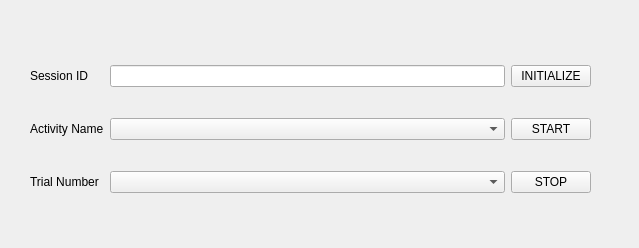
Above: src/gear_gui/gear_image_capture/resource/gear_image_capture.ui from prarobo/gear before the change. Below: the same form after it.
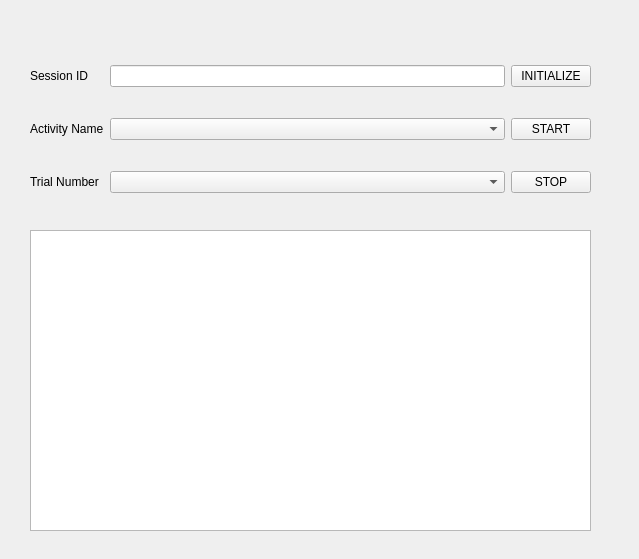
That is the form after the change.

Commit message: UI Improvements: Added ability to enable all logging modules and added interface terminal output

```diff
--- a/src/gear_gui/gear_image_capture/resource/gear_image_capture.ui
+++ b/src/gear_gui/gear_image_capture/resource/gear_image_capture.ui
@@ -7,7 +7,7 @@
     <x>0</x>
     <y>0</y>
     <width>639</width>
-    <height>248</height>
+    <height>559</height>
    </rect>
   </property>
   <property name="windowTitle">
@@ -76,6 +76,16 @@
     </item>
    </layout>
   </widget>
+  <widget class="QTextEdit" name="txtOutput">
+   <property name="geometry">
+    <rect>
+     <x>30</x>
+     <y>230</y>
+     <width>561</width>
+     <height>301</height>
+    </rect>
+   </property>
+  </widget>
  </widget>
  <resources/>
  <connections/>
```
The commit also changes 4 other files.
